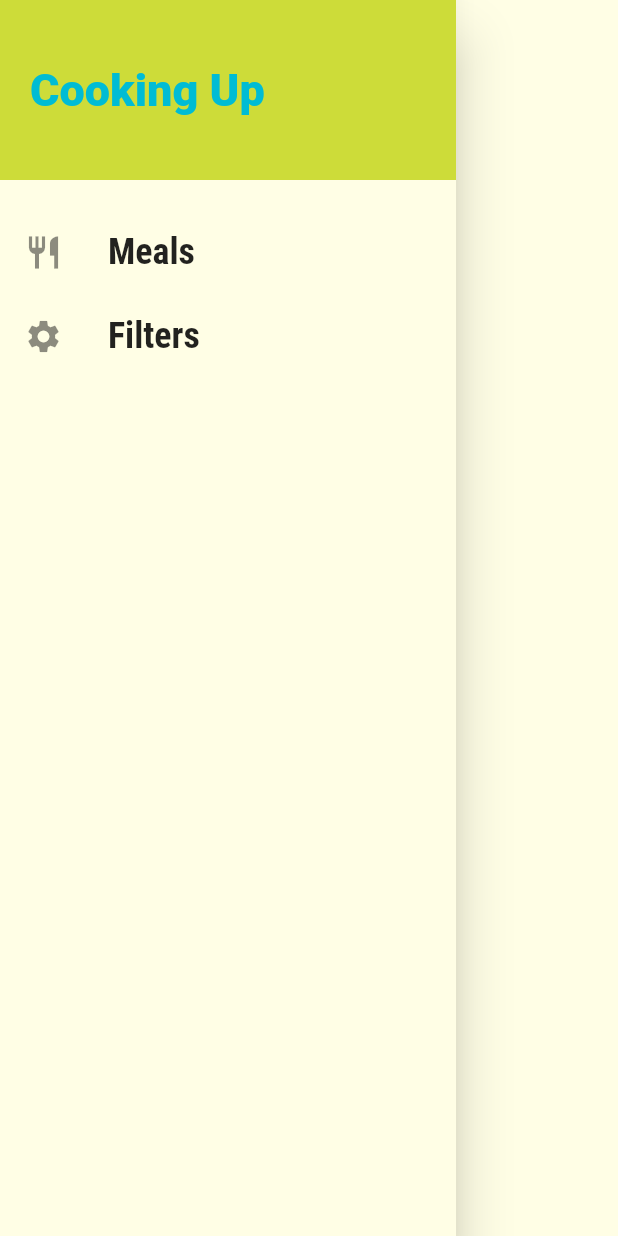
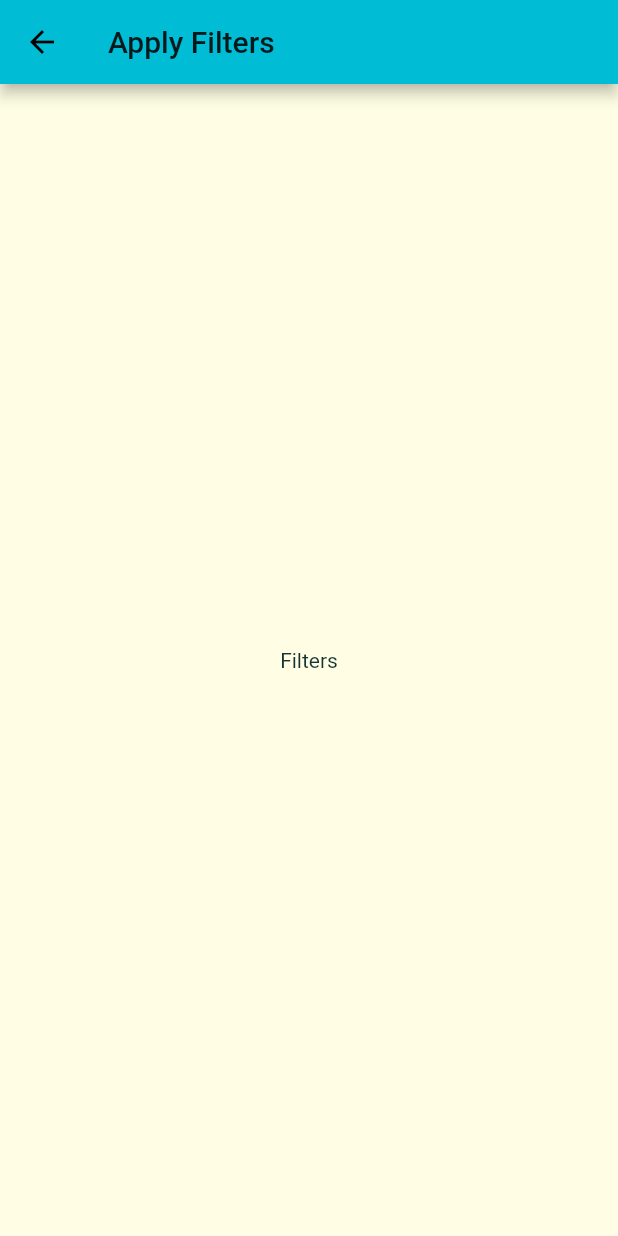
Before and after one commit to DuncanMoyo/miniature-octo-invention, a Flutter app: the MainDrawer widget shown alone on an empty page, opened directly, after a tap on "Filters", on a phone screen of 412 x 824 dp. Run offline on Flutter 3.47's test engine with Material 2 defaults, Android fonts, the phone set to English and light mode, and no system bars; Roboto replaces fonts that are missing (Raleway).

Commit message:
Adding lnks to the drawer

```diff
--- a/lib/main.dart
+++ b/lib/main.dart
@@ -1,4 +1,5 @@
 import 'package:flutter/material.dart';
+import 'screens/filters_screen.dart';
 import 'screens/tabs_screen.dart';
 import 'screens/meal_detail_screen.dart';
 import 'screens/category_meals_screen.dart';
@@ -48,10 +49,12 @@ class MyApp extends StatelessWidget {
               ),
             ),
       ),
-      home: TabsScreen(),
+      // home: TabsScreen(),
       routes: {
+        '/': (ctx) => TabsScreen(),
         CategoryMealsScreen.routeName: (ctx) => CategoryMealsScreen(),
         MealDetailScreen.routeName: (ctx) => MealDetailScreen(),
+        FiltersScreen.routeName: (ctx) => FiltersScreen(),
       },
       // onGenerateRoute: (settings) {
       //   print(settings.arguments);
--- /dev/null
+++ b/lib/screens/filters_screen.dart
@@ -0,0 +1,16 @@
+import 'package:flutter/material.dart';
+
+class FiltersScreen extends StatelessWidget {
+
+  static const routeName = '/filters';
+
+  @override
+  Widget build(BuildContext context) {
+    return Scaffold(
+      appBar: AppBar(title: Text('Apply Filters'),),
+          body: Center(
+        child: Text('Filters'),
+      ),
+    );
+  }
+}
--- a/lib/widgets/main_drawer.dart
+++ b/lib/widgets/main_drawer.dart
@@ -1,7 +1,8 @@
 import 'package:flutter/material.dart';
+import '../screens/filters_screen.dart';
 
 class MainDrawer extends StatelessWidget {
-  Widget buildListTile(String title, IconData icon) {
+  Widget buildListTile(String title, IconData icon, Function tapHandler) {
     return ListTile(
       leading: Icon(
         icon,
@@ -15,7 +16,7 @@ class MainDrawer extends StatelessWidget {
           fontWeight: FontWeight.bold,
         ),
       ),
-      onTap: () {},
+      onTap: tapHandler,
     );
   }
 
@@ -42,14 +43,16 @@ class MainDrawer extends StatelessWidget {
           SizedBox(
             height: 20,
           ),
-          buildListTile(
-            'Meals',
-            Icons.restaurant,
-          ),
-          buildListTile(
-            'Filters',
-            Icons.settings,
-          ),
+          buildListTile('Meals', Icons.restaurant, () {
+            Navigator.of(context).pushNamed(
+              '/',
+            );
+          }),
+          buildListTile('Filters', Icons.settings, () {
+            Navigator.of(context).pushNamed(
+              FiltersScreen.routeName,
+            );
+          }),
         ],
       ),
     );
```
